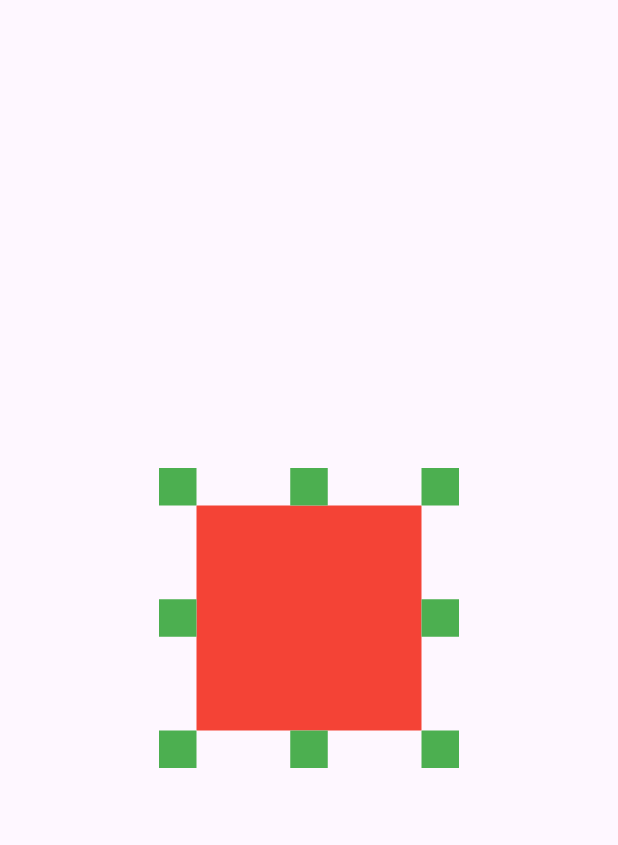
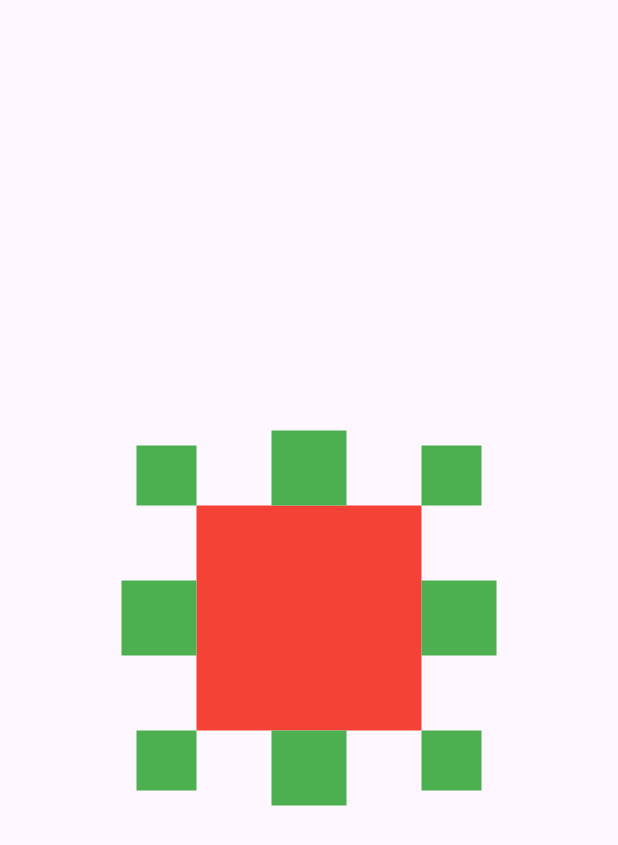
Before and after one commit to Tunahn3101/BookStoreFlutter, a Flutter app: the screen it shows after launch, on a phone screen of 412 x 824 dp. Shown: the top 845 px of the screen. Run offline on Flutter 3.47's test engine with Material 3 defaults, Android fonts, the phone set to English and light mode, and no system bars.

```diff
--- a/lib/main.dart
+++ b/lib/main.dart
@@ -18,8 +18,8 @@ class MyApp extends StatelessWidget {
             children: [
               // Ô vuông lớn ở giữa
               const SizedBox(
-                width: 200.0,
-                height: 200.0,
+                width: 250.0,
+                height: 250.0,
               ),
               // Ô vuông nhỏ ở giữa
               Container(
@@ -29,41 +29,41 @@ class MyApp extends StatelessWidget {
               ),
               // Ô vuông ở góc trên bên trái
               Positioned(
-                top: 0,
-                left: 0,
+                top: 10,
+                left: 10,
                 child: Container(
-                  width: 25.0,
-                  height: 25.0,
+                  width: 40.0,
+                  height: 40.0,
                   color: Colors.green,
                 ),
               ),
               // Ô vuông ở góc trên bên phải
               Positioned(
-                top: 0,
-                right: 0,
+                top: 10,
+                right: 10,
                 child: Container(
-                  width: 25.0,
-                  height: 25.0,
+                  width: 40.0,
+                  height: 40.0,
                   color: Colors.green,
                 ),
               ),
               // Ô vuông ở góc dưới bên trái
               Positioned(
-                bottom: 0,
-                left: 0,
+                bottom: 10,
+                left: 10,
                 child: Container(
-                  width: 25.0,
-                  height: 25.0,
+                  width: 40.0,
+                  height: 40.0,
                   color: Colors.green,
                 ),
               ),
               // Ô vuông ở góc dưới bên phải
               Positioned(
-                bottom: 0,
-                right: 0,
+                bottom: 10,
+                right: 10,
                 child: Container(
-                  width: 25.0,
-                  height: 25.0,
+                  width: 40.0,
+                  height: 40.0,
                   color: Colors.green,
                 ),
               ),
@@ -71,8 +71,8 @@ class MyApp extends StatelessWidget {
               Positioned(
                 top: 0.0,
                 child: Container(
-                  width: 25.0,
-                  height: 25.0,
+                  width: 50,
+                  height: 50,
                   color: Colors.green,
                 ),
               ),
@@ -80,8 +80,8 @@ class MyApp extends StatelessWidget {
               Positioned(
                 bottom: 0.0,
                 child: Container(
-                  width: 25.0,
-                  height: 25.0,
+                  width: 50,
+                  height: 50,
                   color: Colors.green,
                 ),
               ),
@@ -89,8 +89,8 @@ class MyApp extends StatelessWidget {
               Positioned(
                 left: 0.0,
                 child: Container(
-                  width: 25.0,
-                  height: 25.0,
+                  width: 50,
+                  height: 50,
                   color: Colors.green,
                 ),
               ),
@@ -98,8 +98,8 @@ class MyApp extends StatelessWidget {
               Positioned(
                 right: 0.0,
                 child: Container(
-                  width: 25.0,
-                  height: 25.0,
+                  width: 50,
+                  height: 50,
                   color: Colors.green,
                 ),
               ),
```
